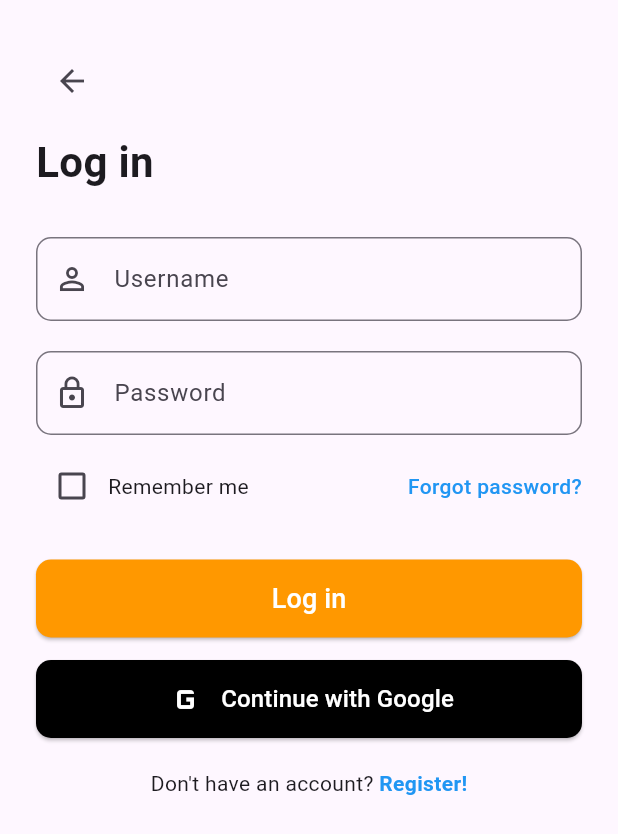
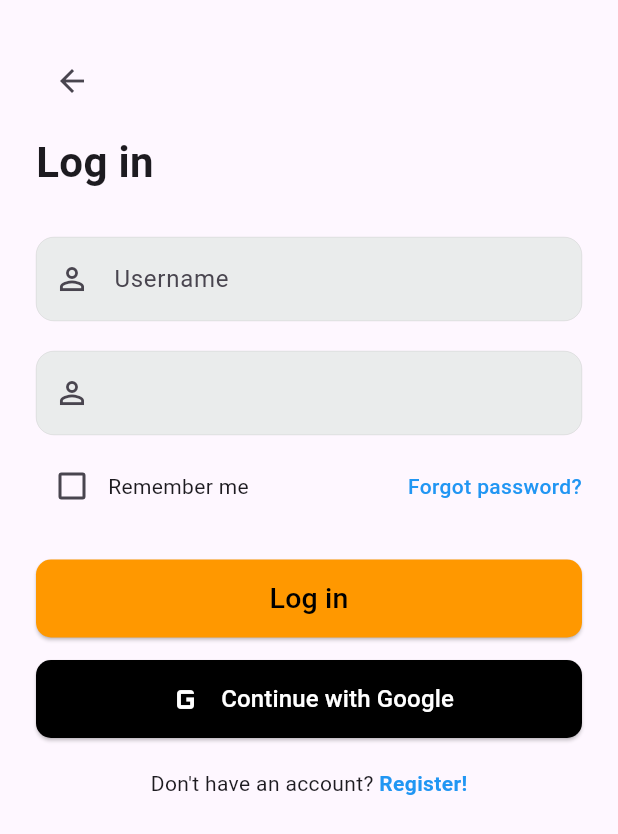
Before and after one commit to Pras-hant-karki/nutrisphere_flutter, a Flutter app: the screen it shows after launch, on a phone screen of 412 x 824 dp. Shown: the top 834 px of the screen. Run offline on Flutter 3.47's test engine with Material 3 defaults, Android fonts, the phone set to English and light mode, and no system bars.

Commit message:
edited login decoration

```diff
--- a/lib/login_screen.dart
+++ b/lib/login_screen.dart
@@ -44,9 +44,16 @@ class _LoginScreenState extends State<LoginScreen> {
                 decoration: InputDecoration(
                   labelText: "Username",
                   prefixIcon: const Icon(Icons.person_outline),
-                  border: OutlineInputBorder(
-                    borderRadius: BorderRadius.circular(10),
+                  enabledBorder: OutlineInputBorder(
+                    borderRadius: BorderRadius.circular(12),
+                    borderSide: BorderSide(
+                      color: Colors.grey.shade400,
+                      width: 0.2,
+                    ),
                   ),
+
+                  filled: true,
+                  fillColor: const Color.fromARGB(255, 234, 236, 236),
                 ),
               ),
 
@@ -56,11 +63,18 @@ class _LoginScreenState extends State<LoginScreen> {
               TextField(
                 obscureText: true,
                 decoration: InputDecoration(
-                  labelText: "Password",
-                  prefixIcon: const Icon(Icons.lock_outline),
-                  border: OutlineInputBorder(
-                    borderRadius: BorderRadius.circular(10),
+                  // labelText: "Password",
+                  prefixIcon: const Icon(Icons.person_outline),
+                  enabledBorder: OutlineInputBorder(
+                    borderRadius: BorderRadius.circular(12),
+                    borderSide: BorderSide(
+                      color: Colors.grey.shade400,
+                      width: 0.2,
+                    ),
                   ),
+
+                  filled: true,
+                  fillColor: const Color.fromARGB(255, 234, 236, 236),
                 ),
               ),
 
@@ -114,7 +128,7 @@ class _LoginScreenState extends State<LoginScreen> {
                   onPressed: () {},
                   child: const Text(
                     "Log in",
-                    style: TextStyle(fontSize: 18, color: Colors.white),
+                    style: TextStyle(fontSize: 19, color: Colors.black),
                   ),
                 ),
               ),
```
Also changed, not shown: common/my_snackbar.dart (added), 1 other file.
